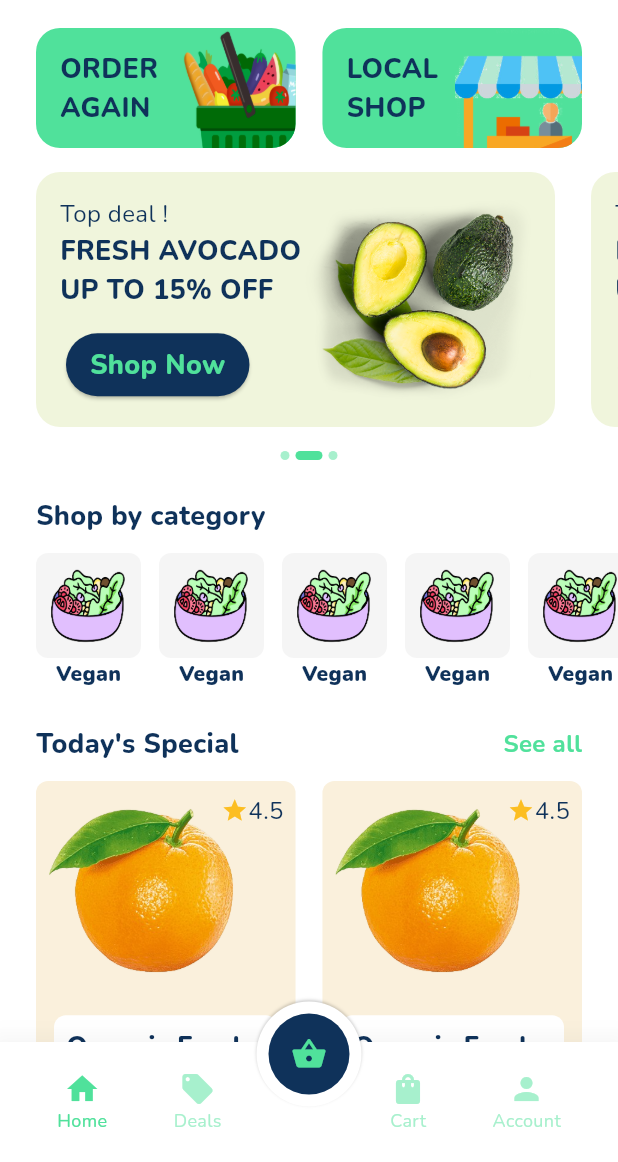
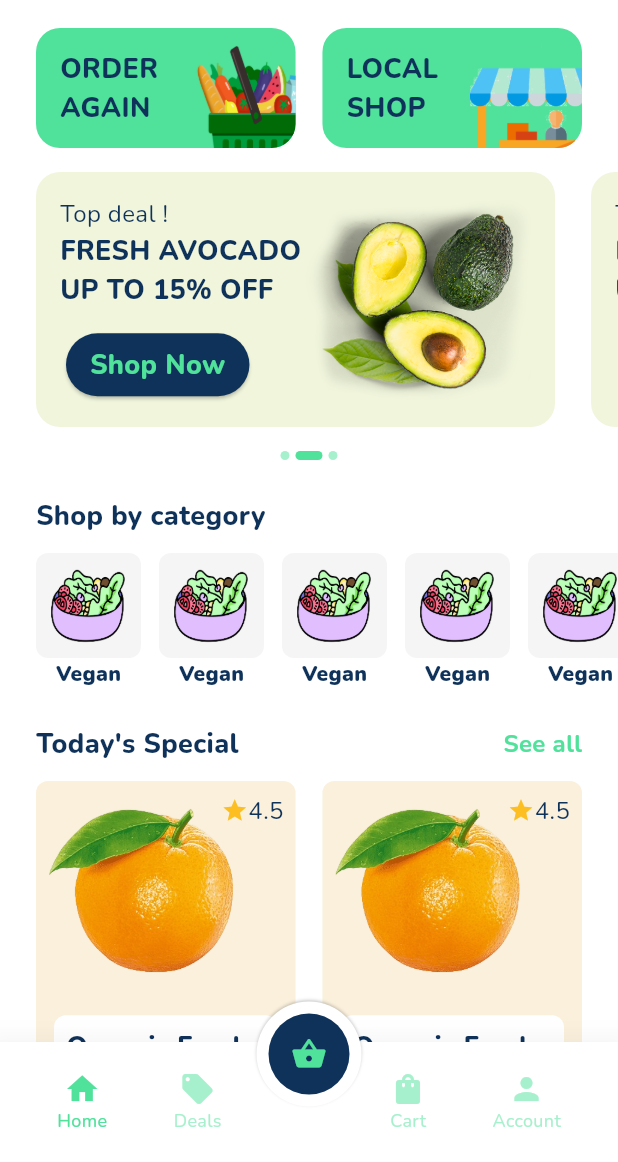
Before and after one commit to douglasrsantos/challenge_bento, a Flutter app: the screen it shows after launch, on a phone screen of 412 x 824 dp, the part 74-1236 px from its top. Run offline on Flutter 3.47's test engine with Material 3 defaults, Android fonts, the light colour scheme and no system bars; drawn by our look-alikes of smooth_page_indicator; our stand-ins replace flutter_mobx, get_it, go_router, google_fonts, mobx; generated files the repository leaves out were written again.

Commit message:
fix: adjusts responsivity for devices with small screens

```diff
--- a/lib/app/core/core_widgets/no_data_widget.dart
+++ b/lib/app/core/core_widgets/no_data_widget.dart
@@ -13,7 +13,11 @@ class NoDataWidget extends StatelessWidget {
         child: Column(
           mainAxisSize: MainAxisSize.min,
           children: [
-            Image.asset(AppImages.underConstruction),
+            SizedBox(
+              height: 200,
+              width: 200,
+              child: Image.asset(AppImages.underConstruction),
+            ),
             Text(
               'Under Construction!',
               style: AppFonts.bigText,
--- a/lib/app/modules/home/home_widgets/order_again_local_shop_button.dart
+++ b/lib/app/modules/home/home_widgets/order_again_local_shop_button.dart
@@ -43,8 +43,8 @@ class OrderAgainLocalShopButton extends StatelessWidget {
                 right: -15,
                 bottom: -20,
                 child: SizedBox(
-                  height: 100,
-                  width: 100,
+                  height: 90,
+                  width: 90,
                   child: Image.asset(imageAsset,
                   cacheHeight: 275,
                   cacheWidth: 275,
```
